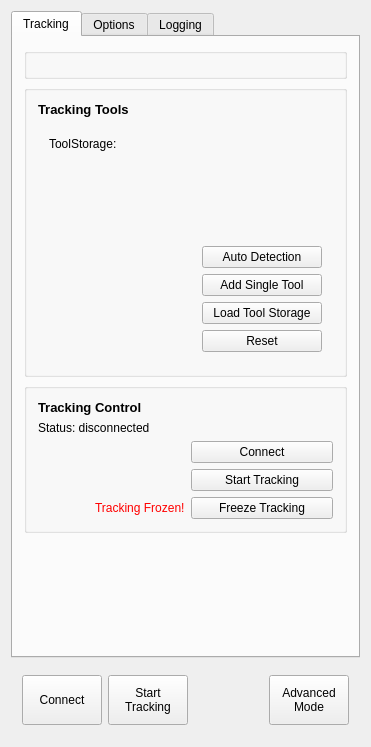
The window that Plugins/org.mitk.gui.qt.igttracking/src/internal/QmitkMITKIGTTrackingToolboxViewControls.ui (MITK/MITK) describes before a commit, drawn with Qt 5.
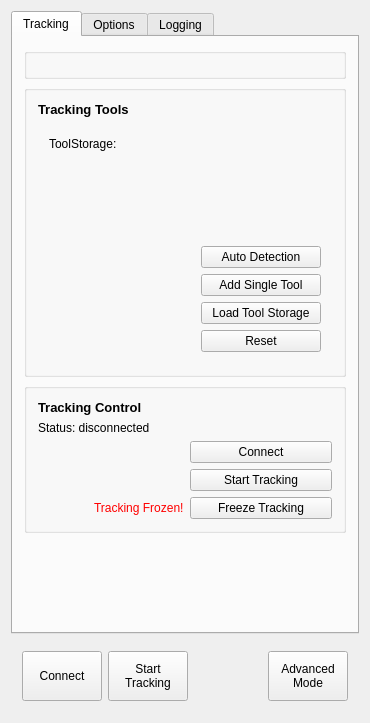
The same window after the commit. The open tabs and pages were chosen to show the change. Custom widgets are drawn as their Qt base class.

Commit message: small fix: moved tracking tab to the front

Diff of the .ui file:
```diff
--- a/Plugins/org.mitk.gui.qt.igttracking/src/internal/QmitkMITKIGTTrackingToolboxViewControls.ui
+++ b/Plugins/org.mitk.gui.qt.igttracking/src/internal/QmitkMITKIGTTrackingToolboxViewControls.ui
@@ -6,8 +6,8 @@
    <rect>
     <x>0</x>
     <y>0</y>
-    <width>371</width>
-    <height>747</height>
+    <width>370</width>
+    <height>723</height>
    </rect>
   </property>
   <property name="minimumSize">
```
Left out of the diff: 2 changed lines with no effect on the pictures.
